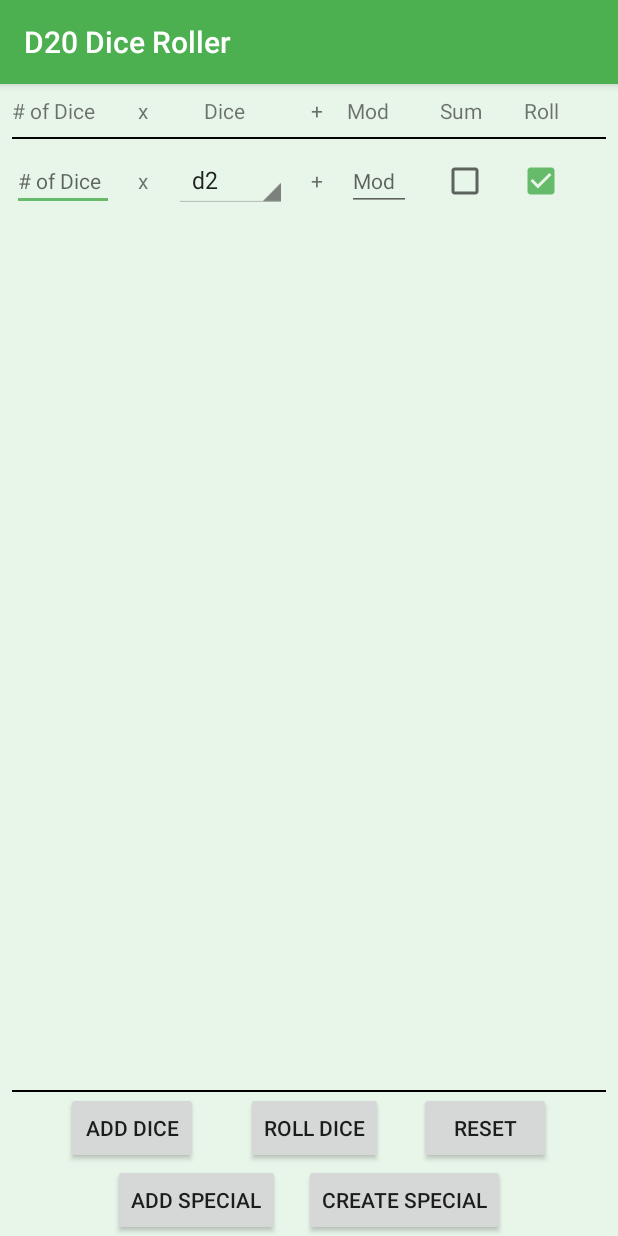
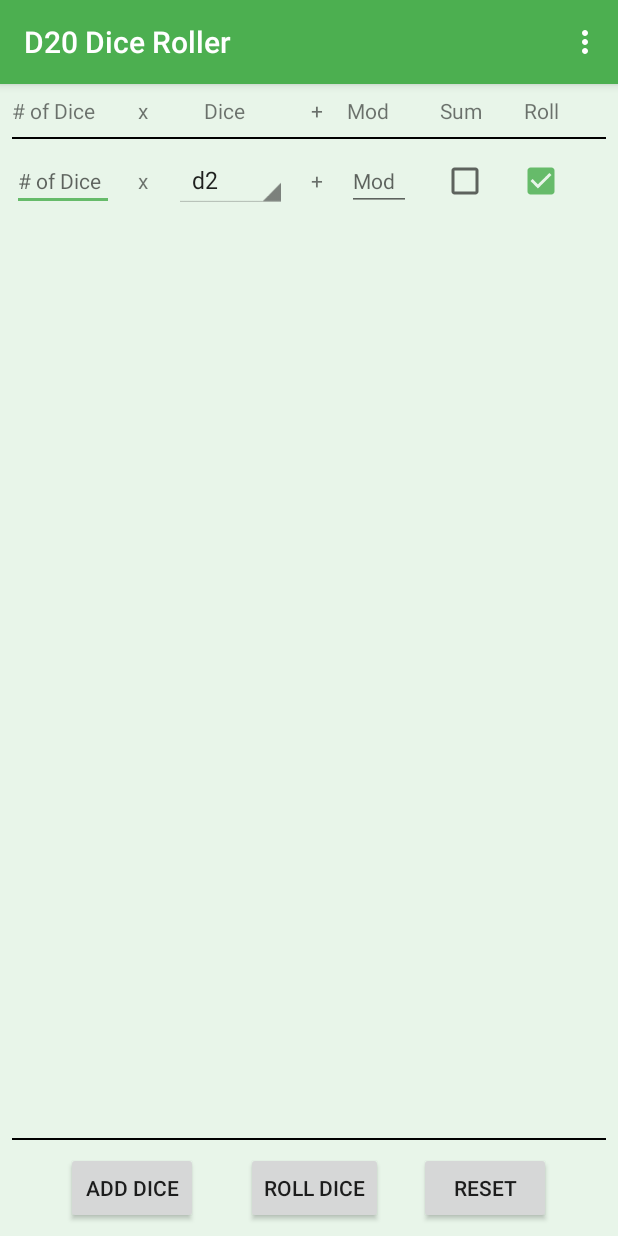
Before and after one commit to Benqstanley/D20_DiceRoller, an Android app: the screen it shows after launch (MainActivity), on a phone screen of 412 x 824 dp. Run offline under Robolectric (Android 15) with nearby library versions, the phone set to English and light mode, and no system bars.

Commit message:
Add options menu and intents to call other activities

```diff
--- a/app/src/main/java/com/zianderthalapps/d20diceroller/MainActivity.java
+++ b/app/src/main/java/com/zianderthalapps/d20diceroller/MainActivity.java
@@ -1,9 +1,11 @@
 package com.zianderthalapps.d20diceroller;
 
+import android.content.Intent;
 import android.support.v7.app.AppCompatActivity;
 import android.os.Bundle;
 import android.view.ContextMenu;
 import android.view.LayoutInflater;
+import android.view.Menu;
 import android.view.MenuInflater;
 import android.view.MenuItem;
 import android.view.View;
@@ -41,17 +43,8 @@ public class MainActivity extends AppCompatActivity {
         spinner.setAdapter(adapter);
     }
 
-
-    /*public void createDiceTotals() {
-        for (int h = 0; h < 7; h++) {
-            diceTotals.add(0);
-        }
-    }*/
-
     Random rand = new SecureRandom();
     ArrayList<LinearLayout> diceRows = new ArrayList<LinearLayout>();
-    //ArrayList<String> diceValues = new ArrayList<String>();
-    //ArrayList<Integer> diceTotals = new ArrayList<Integer>();
     ArrayList<Integer> diceTotalsByRow = new ArrayList<Integer>(); //Will keep track of diceTotalsByRow
     ArrayList<String> diceValuesByRow = new ArrayList<String>(); //Keeps track of output string by row
     ArrayList<String> diceTypeByRow = new ArrayList<String>();
@@ -99,27 +92,41 @@ it initializes the new spinner. Adds the new row to the dice layout view. It als
         }
     }
 
-    /*Takes in a view, id (R.layout.d#_row), and a string. It then creates the dice readout row */
-    public void addDiceReadout(String type, String temp) {
-        LinearLayout diceControl = (LinearLayout) findViewById(R.id.dice_display);
-        LinearLayout diceReadoutRow = (LinearLayout) LayoutInflater.from(this).inflate(R.layout.dice_readout, null);
-        TextView readout = (TextView) diceReadoutRow.findViewById(R.id.dice_readout);
-        TextView diceType = (TextView) diceReadoutRow.findViewById(R.id.type);
-        diceType.setText(type);
-        readout.setText(temp);
-        diceControl.addView(diceReadoutRow);
+    public void deleteRowMenu(LinearLayout row){
+        diceRows.remove(row);
+        ((ViewManager) row.getParent()).removeView(row);
+        row = null;
     }
 
-    public void reset(View view){
-        diceRows.clear();
-        LinearLayout diceView = findViewById(R.id.dice_view);
-        diceView.removeAllViews();
-        addDice(diceView);
-        ScrollView diceDisplay = findViewById(R.id.dice_display_scrollview);
-        diceDisplay.setVisibility(View.GONE);
+    @Override
+    public boolean onCreateOptionsMenu(Menu menu) {
+        getMenuInflater().inflate(R.menu.options_menu, menu);
+        return true;
+    }
 
+    @Override
+    public boolean onOptionsItemSelected(MenuItem item) {
+        int id = item.getItemId();
+        switch (id){
+            case R.id.options_create_special:
+                callCreateSpecial();
+                return true;
+        }
+        return super.onOptionsItemSelected(item);
     }
-    /*Rolls and records dice by rows. Calls another function to create a readout for each row*/
+
+    public void callCreateSpecial(){
+        Intent intent = new Intent(this, CreateSpecial.class);
+        startActivity(intent);
+    }
+    public void deleteRow(View view) {
+        LinearLayout row = (LinearLayout) view.getParent();
+        diceRows.remove(row);
+        ((ViewManager) row.getParent()).removeView(row);
+        row = null;
+    }
+
+
     public void rollDiceByRow(View view) {
         int j;
         int temp;
@@ -233,67 +240,32 @@ it initializes the new spinner. Adds the new row to the dice layout view. It als
         diceValuesByRow.clear();
         diceTypeByRow.clear();
     }
-
     public int rolld2() {
         return rand.nextInt(2) + 1;
     }
-
     public int rolld4() {
         return rand.nextInt(4) + 1;
     }
-
     public int rolld6() {
         return rand.nextInt(6) + 1;
     }
-
     public int rolld8() {
         return rand.nextInt(8) + 1;
     }
-
     public int rolld10() {
         return rand.nextInt(10) + 1;
     }
-
     public int rolld12() {
         return rand.nextInt(12) + 1;
     }
-
     public int rolld20() {
         return rand.nextInt(20) + 1;
     }
-
     public int rolld100(){
         return rand.nextInt(100) + 1;
     }
 
-    public int rollPerc() {
-        return rand.nextInt(10) + 10*(rand.nextInt(10)) + 1;
-    }
-
-
-
-    /*public int sumList(ArrayList<Integer> list) {
-        int sum = 0;
-        if (!list.isEmpty()) {
-            for (int h = 0; h < list.size(); h++) {
-                sum += list.get(h);
-            }
-        }
-        return sum;
-    }*/
-
-    public void deleteRow(View view) {
-        LinearLayout row = (LinearLayout) view.getParent();
-        diceRows.remove(row);
-        ((ViewManager) row.getParent()).removeView(row);
-        row = null;
-    }
-    public void deleteRowMenu(LinearLayout row){
-        diceRows.remove(row);
-        ((ViewManager) row.getParent()).removeView(row);
-        row = null;
-    }
-
+    /*Rolls and records dice by rows. Calls another function to create a readout for each row*/
     public void displayResultByRow() {
         LinearLayout diceController = (LinearLayout) findViewById(R.id.dice_display);
         ScrollView diceDisplayScroll = (ScrollView) findViewById(R.id.dice_display_scrollview);
@@ -369,4 +341,24 @@ it initializes the new spinner. Adds the new row to the dice layout view. It als
         }
 
     }
+    /*Takes in the type of dice and the string to be printed. It then creates the dice readout row */
+    public void addDiceReadout(String type, String temp) {
+        LinearLayout diceControl = (LinearLayout) findViewById(R.id.dice_display);
+        LinearLayout diceReadoutRow = (LinearLayout) LayoutInflater.from(this).inflate(R.layout.dice_readout, null);
+        TextView readout = (TextView) diceReadoutRow.findViewById(R.id.dice_readout);
+        TextView diceType = (TextView) diceReadoutRow.findViewById(R.id.type);
+        diceType.setText(type);
+        readout.setText(temp);
+        diceControl.addView(diceReadoutRow);
+    }
+
+    public void reset(View view){
+        diceRows.clear();
+        LinearLayout diceView = findViewById(R.id.dice_view);
+        diceView.removeAllViews();
+        addDice(diceView);
+        ScrollView diceDisplay = findViewById(R.id.dice_display_scrollview);
+        diceDisplay.setVisibility(View.GONE);
+
+    }
 }
--- a/app/src/main/res/layout/activity_create_special.xml
+++ b/app/src/main/res/layout/activity_create_special.xml
@@ -151,7 +151,7 @@
             android:layout_height="wrap_content"
             android:layout_marginLeft="16dp"
             android:layout_marginRight="8dp"
-            android:onClick="rollDiceByRow"
+            android:onClick="save"
             android:text="@string/save_special" />
 
 
--- a/app/src/main/res/layout/activity_main.xml
+++ b/app/src/main/res/layout/activity_main.xml
@@ -124,7 +124,8 @@
     <LinearLayout
         android:layout_width="match_parent"
         android:layout_height="wrap_content"
-        android:gravity="center_horizontal">
+        android:gravity="center_horizontal"
+        android:layout_margin="8dp">
 
         <Button
             android:layout_width="wrap_content"
@@ -150,28 +151,7 @@
             android:onClick="reset"
             android:text="@string/reset" />
 
-
     </LinearLayout>
-    <LinearLayout
-        android:layout_width="match_parent"
-        android:layout_height="wrap_content"
-        android:gravity="center_horizontal">
-
-        <Button
-            android:layout_width="wrap_content"
-            android:layout_height="wrap_content"
-            android:layout_marginLeft="16dp"
-            android:layout_marginRight="8dp"
-            android:text="@string/add_special" />
-
-        <Button
-            android:layout_width="wrap_content"
-            android:layout_height="wrap_content"
-            android:layout_marginLeft="8dp"
-            android:layout_marginRight="16dp"
-            android:text="@string/create_special" />
 
 
-    </LinearLayout>
-
 </LinearLayout>
--- /dev/null
+++ b/app/src/main/res/menu/options_menu.xml
@@ -0,0 +1,21 @@
+<?xml version="1.0" encoding="utf-8"?>
+<menu xmlns:android="http://schemas.android.com/apk/res/android"
+    xmlns:app="http://schemas.android.com/apk/res-auto">
+    <item
+        android:id="@+id/options_menu_settings"
+        android:orderInCategory="100"
+        android:title="@string/options_menu_settings"
+        app:showAsAction="never" />
+
+    <item
+        android:id="@+id/options_add_special"
+        android:orderInCategory="200"
+        android:title="@string/options_menu_add_special_row"
+        app:showAsAction="never" />
+
+    <item
+        android:id="@+id/options_create_special"
+        android:orderInCategory="300"
+        android:title="@string/options_menu_create_special_collection"
+        app:showAsAction="never" />
+</menu>
--- a/app/src/main/res/values/strings.xml
+++ b/app/src/main/res/values/strings.xml
@@ -8,6 +8,9 @@
     <string name="add_special">Add Special</string>
     <string name = "save_special">Save</string>
     <string name = "name_special">Name of Special</string>
+    <string name = "options_menu_settings">Settings</string>
+    <string name = "options_menu_add_special_row">Add Special Row</string>
+    <string name = "options_menu_create_special_collection">Create Special Collection</string>
     <string-array name="dice_array">
         <item>d2</item>
         <item>d4</item>
```
Also changed, not shown: app/src/main/java/com/zianderthalapps/d20diceroller/CreateSpecial.java (+9 -1 lines).
